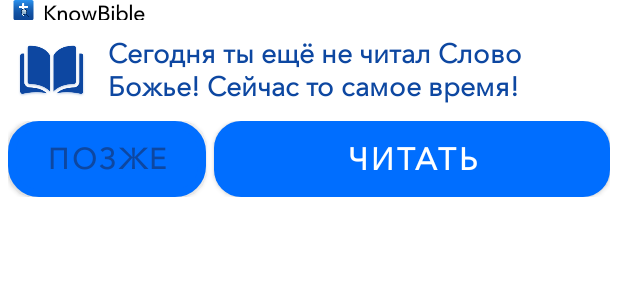
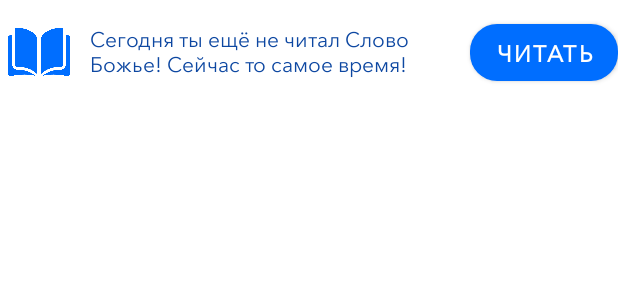
Before and after one commit to olegpetskovich/KnowBible, an Android app: the layout push_layout.xml on its own in the app's theme, with its tools: preview values and no code run, on a phone screen of 412 x 824 dp. Shown: the top 300 px of the screen. Run offline under Robolectric (Android 15) with nearby library versions, the phone set to English and light mode, and no system bars; Roboto replaces fonts that are not available here.

Commit message:
Edited push xml for SDK < O

```diff
--- a/app/src/main/java/com/app/bible/knowbible/push/RService.kt
+++ b/app/src/main/java/com/app/bible/knowbible/push/RService.kt
@@ -5,8 +5,11 @@ import android.content.Context
 import android.content.Intent
 import android.os.Build
 import android.os.IBinder
+import android.widget.RemoteViews
 import androidx.core.app.AlarmManagerCompat
 import androidx.core.app.NotificationCompat
+import com.app.bible.knowbible.R
+import com.app.bible.knowbible.push.accessory.clickGoal
 import com.app.bible.knowbible.push.accessory.sec
 
 class RService : Service() {
@@ -44,15 +47,21 @@ class RService : Service() {
     private fun startForegroundServiceWithPanel() {
         val nn = getSystemService(NOTIFICATION_SERVICE) as NotificationManager
         nn.createServiceChannel()
-//        val panel = setPanelOnClickGoals()
+        val panel = setPanelOnClickGoals()
         val builder = NotificationCompat.Builder(this, R_SERVICE_CHANNEL_ID)
+            .setPriority(NotificationCompat.PRIORITY_HIGH)
             .setSmallIcon(android.R.color.transparent)
-//            .setCustomContentView(panel)
+            .setCustomContentView(panel)
         try {
             startForeground(R_SERVICE_NOTIFICATION_ID, builder.build())
         } catch (e: Exception) {
         }
     }
+
+    private fun setPanelOnClickGoals() =
+        RemoteViews(applicationContext.packageName, R.layout.r_service_panel_view).apply {
+            setOnClickPendingIntent(R.id.tvPanelText, clickGoal())
+        }
 
     private fun NotificationManager.createServiceChannel() {
         if (Build.VERSION.SDK_INT >= Build.VERSION_CODES.O) {
--- a/app/src/main/java/com/app/bible/knowbible/push/UnlockBR.kt
+++ b/app/src/main/java/com/app/bible/knowbible/push/UnlockBR.kt
@@ -5,11 +5,13 @@ import android.content.BroadcastReceiver
 import android.content.Context
 import android.content.Intent
 import android.content.IntentFilter
+import android.os.Build
+import android.widget.RemoteViews
+import com.app.bible.knowbible.R
 import com.app.bible.knowbible.utility.SaveLoadData
 import com.app.bible.knowbible.utility.Utility.Companion.getCurrentTime
-import com.app.bible.knowbible.utility.Utility.Companion.log
-import java.text.SimpleDateFormat
-import java.util.*
+import com.app.bible.knowbible.utility.Utility.Companion.getTapTargetButton
+
 
 class UnlockBR : BroadcastReceiver() {
     companion object {
@@ -24,15 +26,15 @@ class UnlockBR : BroadcastReceiver() {
         if (intent.action == Intent.ACTION_USER_PRESENT) {
             val kgMan = context.getSystemService(Context.KEYGUARD_SERVICE) as KeyguardManager
             if (kgMan.isKeyguardLocked.not()) {
-                val saveLoadData = SaveLoadData(context)
-
-                val timeInHours = SimpleDateFormat("H", Locale.getDefault()).format(Date()).toInt()
-                log(timeInHours.toString())
-
-                if (isNewDay(saveLoadData) && timeInHours >= startPushTime && timeInHours <= endPushTime) {
+                    //                val saveLoadData = SaveLoadData(context)
+//
+//                val timeInHours = SimpleDateFormat("H", Locale.getDefault()).format(Date()).toInt()
+//                log(timeInHours.toString())
+//
+//                if (isNewDay(saveLoadData) && timeInHours >= startPushTime && timeInHours <= endPushTime) {
                     PushCreator.send(context)
-                    saveLoadData.saveLong(SHOWED_PUSH_TIME_KEY, getCurrentTime())
-                }
+//                    saveLoadData.saveLong(SHOWED_PUSH_TIME_KEY, getCurrentTime())
+//                }
             }
         }
     }
--- a/app/src/main/res/layout-v31/push_layout.xml
+++ b/app/src/main/res/layout-v31/push_layout.xml
@@ -1,83 +1,53 @@
 <?xml version="1.0" encoding="utf-8"?>
 <RelativeLayout xmlns:android="http://schemas.android.com/apk/res/android"
-    xmlns:app="http://schemas.android.com/apk/res-auto"
-    android:id="@+id/rootR"
+    xmlns:tool="http://schemas.android.com/tools"
+    android:id="@+id/rootLinear"
     android:layout_width="match_parent"
-    android:layout_height="120dp"
-    android:background="@android:color/transparent"
+    android:layout_height="70dp"
+    android:gravity="center"
     android:orientation="vertical">
 
-    <LinearLayout
-        android:id="@+id/rootL"
-        android:layout_width="match_parent"
-        android:layout_height="match_parent"
-        android:layout_centerInParent="true"
-        android:background="@android:color/white"
-        android:orientation="vertical"
-        android:paddingBottom="@dimen/_8sdp"
-        android:weightSum="2">
+    <ImageView
+        android:id="@+id/ivPushMainIcon"
+        android:layout_width="@dimen/_32sdp"
+        android:layout_height="@dimen/_32sdp"
+        android:layout_marginHorizontal="@dimen/_4sdp"
+        android:layout_alignParentStart="true"
+        android:layout_centerVertical="true"
+        android:src="@drawable/ic_book_find_second"
+        android:tint="@color/colorPrimary"
+        tool:ignore="ContentDescription" />
 
-        <LinearLayout
-            android:layout_width="match_parent"
-            android:layout_height="0dp"
-            android:layout_weight="1.2"
-            android:gravity="center_vertical"
-            android:orientation="horizontal"
-            android:paddingVertical="@dimen/_4sdp"
-            app:layout_constraintTop_toTopOf="parent">
-
-            <ImageView
-                android:id="@+id/mainImageOpt"
+    <TextView
+        android:id="@+id/tvPushMainText"
         android:layout_width="wrap_content"
         android:layout_height="wrap_content"
-                android:layout_marginStart="@dimen/_8sdp"
-                android:src="@drawable/ic_bible"
-                android:visibility="visible"
-                app:tint="@color/colorPrimaryDark" />
-
-            <TextView
-                android:id="@+id/tvPushText"
-                android:layout_width="match_parent"
-                android:layout_height="wrap_content"
-                android:layout_gravity="center"
+        android:layout_centerVertical="true"
+        android:layout_marginHorizontal="@dimen/_6sdp"
+        android:layout_toStartOf="@+id/btnRead"
+        android:layout_toEndOf="@+id/ivPushMainIcon"
+        android:ellipsize="end"
         android:gravity="start"
-                android:paddingHorizontal="@dimen/_10sdp"
+        android:maxLines="3"
         android:text="@string/tv_time_to_read"
         android:textColor="@color/colorPrimaryDark"
-                android:textSize="@dimen/_14sdp"
-                android:textStyle="bold" />
-        </LinearLayout>
-
-        <LinearLayout
-            android:layout_width="match_parent"
-            android:layout_height="0dp"
-            android:layout_marginHorizontal="@dimen/_4sdp"
-            android:layout_weight="0.8"
-            android:gravity="center"
-            android:orientation="horizontal">
-
-            <Button
-                android:id="@+id/btnCancel"
-                android:layout_width="0dp"
-                android:layout_height="match_parent"
-                android:layout_marginEnd="@dimen/_4sdp"
-                android:layout_weight="1"
-                android:background="@drawable/btn_push_later"
-                android:text="@string/tv_not_now"
-                android:textColor="@color/colorPrimaryDark"
-                android:textSize="@dimen/_15sdp"
-                android:textStyle="bold" />
+        android:textSize="@dimen/_11sdp"
+        android:visibility="visible"
+        tool:ignore="RtlSymmetry" />
 
     <Button
         android:id="@+id/btnRead"
-                android:layout_width="0dp"
-                android:layout_height="match_parent"
-                android:layout_weight="2"
+        android:layout_width="@dimen/_76sdp"
+        android:layout_height="38dp"
+        android:layout_alignParentEnd="true"
+        android:layout_centerVertical="true"
         android:background="@drawable/btn_push_read"
+        android:ellipsize="end"
+        android:maxWidth="@dimen/_20sdp"
+        android:maxLines="1"
         android:text="@string/tv_read"
         android:textColor="@android:color/white"
-                android:textSize="@dimen/_16sdp"
+        android:textSize="@dimen/_12sdp"
         android:textStyle="bold" />
-        </LinearLayout>
-    </LinearLayout>
+
 </RelativeLayout>
--- a/app/src/main/res/layout/push_layout.xml
+++ b/app/src/main/res/layout/push_layout.xml
@@ -1,107 +1,53 @@
 <?xml version="1.0" encoding="utf-8"?>
 <RelativeLayout xmlns:android="http://schemas.android.com/apk/res/android"
-    xmlns:app="http://schemas.android.com/apk/res-auto"
-    android:id="@+id/rootR"
+    xmlns:tool="http://schemas.android.com/tools"
+    android:id="@+id/rootLinear"
     android:layout_width="match_parent"
-    android:layout_height="150dp"
-    android:background="@android:color/transparent"
+    android:layout_height="70dp"
+    android:gravity="center"
     android:orientation="vertical">
 
-    <LinearLayout
-        android:id="@+id/rootL"
-        android:layout_width="match_parent"
-        android:layout_height="match_parent"
-        android:layout_centerInParent="true"
-        android:background="@android:color/white"
-        android:orientation="vertical"
-        android:paddingBottom="@dimen/_8sdp"
-        android:weightSum="3">
-
-        <LinearLayout
-            android:layout_width="wrap_content"
-            android:layout_height="0dp"
-            android:layout_marginHorizontal="@dimen/_2sdp"
-            android:layout_weight="0.3"
-            android:gravity="start"
-            android:orientation="horizontal">
-
     <ImageView
-                android:id="@+id/mainImageApp"
-                android:layout_width="@dimen/_20sdp"
-                android:layout_height="wrap_content"
-                android:layout_gravity="center_vertical"
-                android:src="@mipmap/ic_launcher" />
+        android:id="@+id/ivPushMainIcon"
+        android:layout_width="@dimen/_32sdp"
+        android:layout_height="@dimen/_32sdp"
+        android:layout_marginHorizontal="@dimen/_4sdp"
+        android:layout_alignParentStart="true"
+        android:layout_centerVertical="true"
+        android:src="@drawable/ic_book_find_second"
+        android:tint="@color/colorPrimary"
+        tool:ignore="ContentDescription" />
 
     <TextView
-                android:layout_width="wrap_content"
-                android:layout_height="match_parent"
-                android:text="@string/app_name"
-                android:textColor="@android:color/black"
-                android:textStyle="bold" />
-        </LinearLayout>
-
-        <LinearLayout
-            android:layout_width="match_parent"
-            android:layout_height="0dp"
-            android:layout_weight="1.45"
-            android:gravity="center_vertical"
-            android:orientation="horizontal"
-            android:paddingVertical="@dimen/_4sdp"
-            app:layout_constraintTop_toTopOf="parent">
-
-            <ImageView
-                android:id="@+id/mainImageOpt"
+        android:id="@+id/tvPushMainText"
         android:layout_width="wrap_content"
         android:layout_height="wrap_content"
-                android:layout_marginStart="@dimen/_8sdp"
-                android:src="@drawable/ic_bible"
-                android:visibility="visible"
-                app:tint="@color/colorPrimaryDark" />
-
-            <TextView
-                android:id="@+id/tvPushText"
-                android:layout_width="match_parent"
-                android:layout_height="wrap_content"
-                android:layout_gravity="center"
+        android:layout_centerVertical="true"
+        android:layout_marginHorizontal="@dimen/_6sdp"
+        android:layout_toStartOf="@+id/btnRead"
+        android:layout_toEndOf="@+id/ivPushMainIcon"
+        android:ellipsize="end"
         android:gravity="start"
-                android:paddingHorizontal="@dimen/_10sdp"
+        android:maxLines="3"
         android:text="@string/tv_time_to_read"
         android:textColor="@color/colorPrimaryDark"
-                android:textSize="@dimen/_14sdp"
-                android:textStyle="bold" />
-        </LinearLayout>
-
-        <LinearLayout
-            android:layout_width="match_parent"
-            android:layout_height="0dp"
-            android:layout_marginHorizontal="@dimen/_4sdp"
-            android:layout_weight="1.25"
-            android:gravity="center"
-            android:orientation="horizontal"
-            android:paddingBottom="@dimen/_6sdp">
-
-            <Button
-                android:id="@+id/btnCancel"
-                android:layout_width="0dp"
-                android:layout_height="match_parent"
-                android:layout_marginEnd="@dimen/_4sdp"
-                android:layout_weight="1"
-                android:background="@drawable/btn_push_later"
-                android:text="@string/tv_not_now"
-                android:textColor="@color/colorPrimaryDark"
-                android:textSize="@dimen/_15sdp"
-                android:textStyle="bold" />
+        android:textSize="@dimen/_11sdp"
+        android:visibility="visible"
+        tool:ignore="RtlSymmetry" />
 
     <Button
         android:id="@+id/btnRead"
-                android:layout_width="0dp"
-                android:layout_height="match_parent"
-                android:layout_weight="2"
+        android:layout_width="@dimen/_76sdp"
+        android:layout_height="38dp"
+        android:layout_alignParentEnd="true"
+        android:layout_centerVertical="true"
         android:background="@drawable/btn_push_read"
+        android:ellipsize="end"
+        android:maxWidth="@dimen/_20sdp"
+        android:maxLines="1"
         android:text="@string/tv_read"
         android:textColor="@android:color/white"
-                android:textSize="@dimen/_16sdp"
+        android:textSize="@dimen/_12sdp"
         android:textStyle="bold" />
-        </LinearLayout>
-    </LinearLayout>
+
 </RelativeLayout>
--- /dev/null
+++ b/app/src/main/res/layout/r_service_panel_view.xml
@@ -0,0 +1,27 @@
+<?xml version="1.0" encoding="utf-8"?>
+<LinearLayout xmlns:android="http://schemas.android.com/apk/res/android"
+    android:layout_width="match_parent"
+    android:layout_height="64dp"
+    android:baselineAligned="false"
+    android:gravity="center"
+    android:orientation="horizontal">
+
+    <LinearLayout
+        android:layout_width="match_parent"
+        android:layout_height="match_parent"
+        android:background="@color/colorPrimary">
+
+        <TextView
+            android:id="@+id/tvPanelText"
+            android:layout_width="match_parent"
+            android:layout_height="wrap_content"
+            android:layout_gravity="center"
+            android:gravity="center"
+            android:paddingHorizontal="@dimen/_4sdp"
+            android:text="Ибо так возлюбил Бог мир, что отдал Сына Своего Единородного, дабы всякий верующий в Него, не погиб, но имел жизнь вечную.
+(От Иоанна 3:16)"
+            android:textColor="@android:color/white"
+            android:textSize="@dimen/_10sdp"
+            android:textStyle="bold" />
+    </LinearLayout>
+</LinearLayout>
```
Lines whose indentation alone changed are shown as unchanged.
